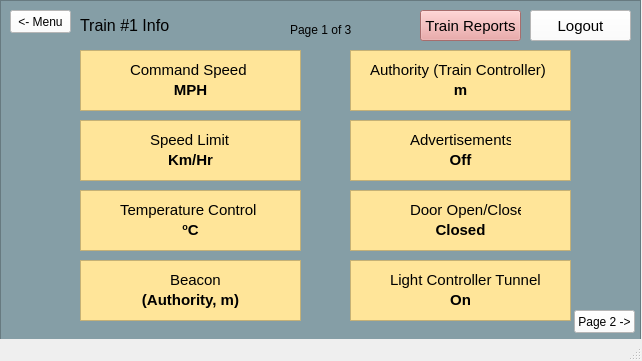
Old version of the form src/UI/TrainModel/Train_Info_Page1.ui in the repository aet37/ECE1140-Project.
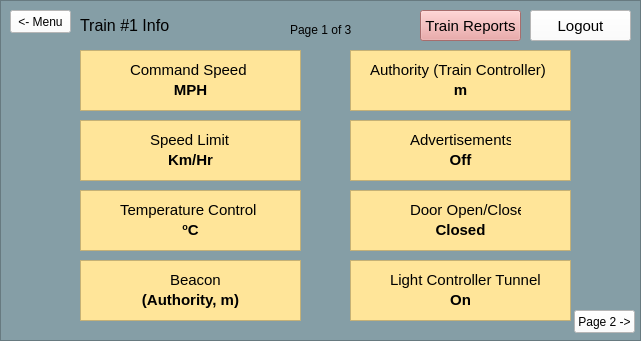
New version of the form.

```diff
--- a/src/UI/TrainModel/Train_Info_Page1.ui
+++ b/src/UI/TrainModel/Train_Info_Page1.ui
@@ -6,8 +6,8 @@
    <rect>
     <x>0</x>
     <y>0</y>
-    <width>642</width>
-    <height>361</height>
+    <width>641</width>
+    <height>341</height>
    </rect>
   </property>
   <property name="windowTitle">
@@ -660,7 +660,6 @@
    <zorder>frame</zorder>
    <zorder>logout_button_info1</zorder>
   </widget>
-  <widget class="QStatusBar" name="statusbar"/>
  </widget>
  <resources/>
  <connections/>
```
